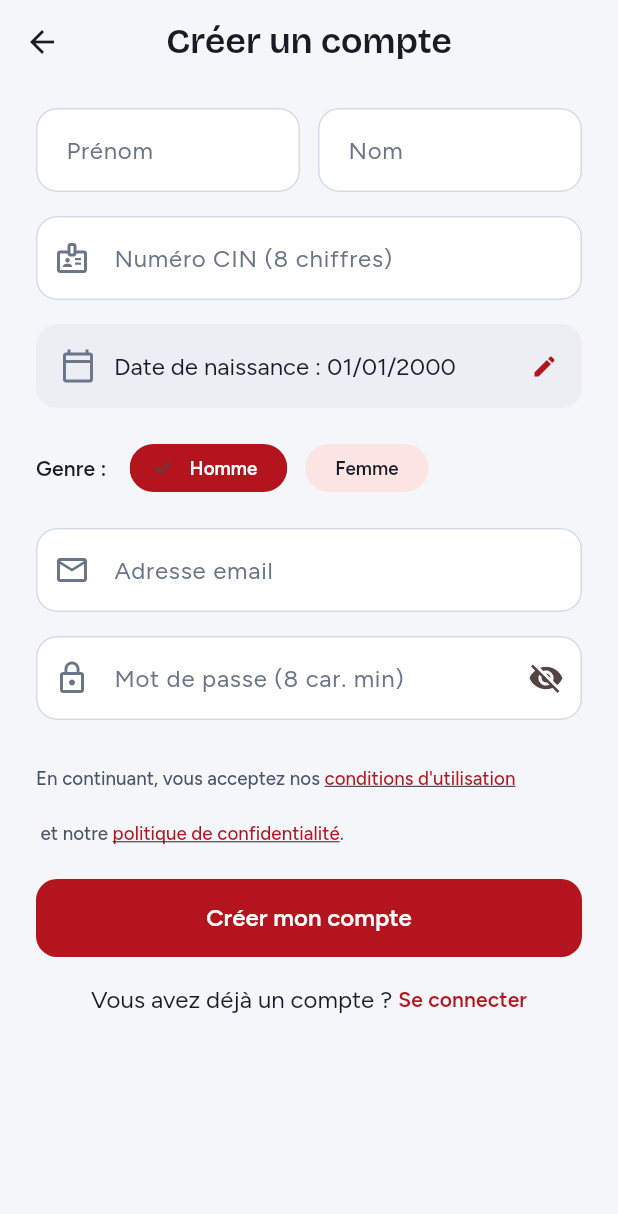
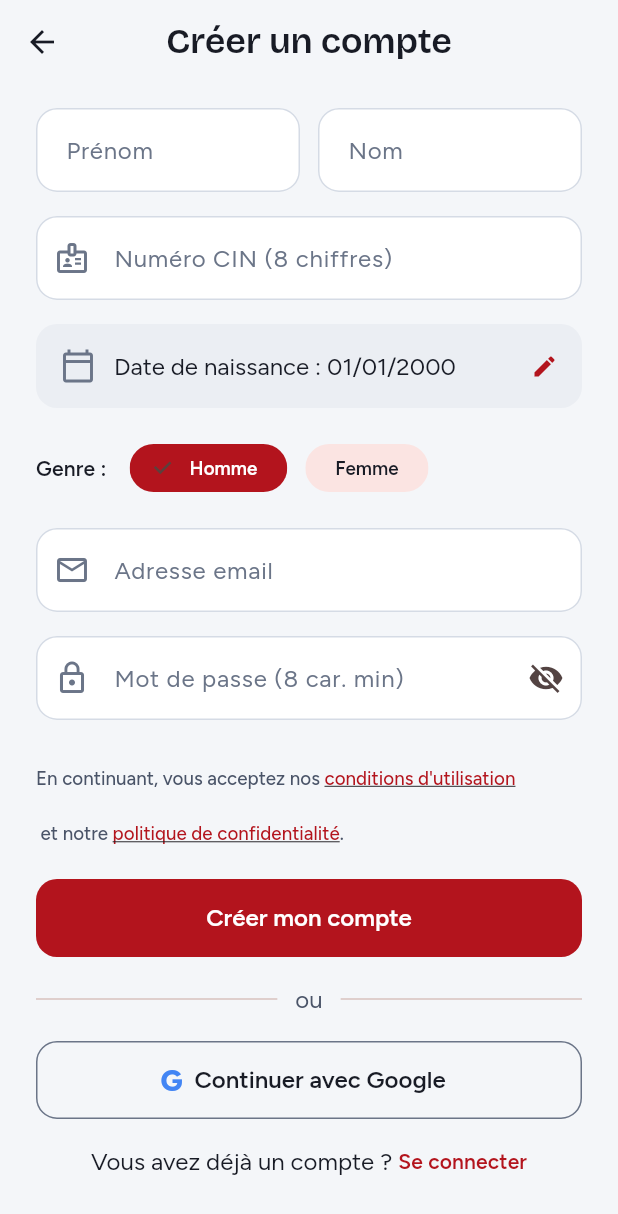
Before and after one commit to Aziz216-ui/El-Hrissa-Front, a Flutter app: the RegisterScreen screen opened by its route, on a phone screen of 412 x 824 dp. Shown: the top 1214 px of the screen. Run offline on Flutter 3.47's test engine with Material 3 defaults, Android fonts, the phone set to English and light mode, and no system bars; our stand-ins replace cached_network_image, dio, flutter_secure_storage, geolocator, go_router, google_fonts and 2 more; missing offline and left inert: cached_network_image_platform_interface; accounts and stored records are empty; network calls fail.

Commit message:
Connexion avec Google et etape obligatoire de l'identite
Co-Authored-By: Claude Sonnet 5.5 <noreply@anthropic.com>

```diff
--- a/lib/core/api/endpoints.dart
+++ b/lib/core/api/endpoints.dart
@@ -23,6 +23,8 @@ class Endpoints {
   // Auth
   static const String login = '/api/auth/login';
   static const String register = '/api/auth/register';
+  static const String google = '/api/auth/google';
+  static const String completeIdentity = '/api/auth/me/identity';
   static const String resendVerification = '/api/auth/resend-verification';
   static const String forgotPassword = '/api/auth/forgot-password';
   static String user(int id) => '/api/users/$id';
--- a/lib/core/services/auth_service.dart
+++ b/lib/core/services/auth_service.dart
@@ -1,4 +1,6 @@
 import 'package:dio/dio.dart';
+import 'package:flutter/foundation.dart' show kIsWeb;
+import 'package:google_sign_in/google_sign_in.dart';
 import '../api/api_client.dart';
 import '../api/api_error.dart';
 import '../api/endpoints.dart';
@@ -50,9 +52,53 @@ class AuthService {
     }
   }
 
+  /// Client ID OAuth « web » du projet Google Cloud (sert de serverClientId pour obtenir l'idToken) :
+  ///   flutter run --dart-define=GOOGLE_CLIENT_ID=xxx.apps.googleusercontent.com
+  static const String _googleClientId = String.fromEnvironment(
+    'GOOGLE_CLIENT_ID',
+    // Client ID « Web » (public, ce n'est pas un secret) : l'idToken est émis pour cette audience
+    defaultValue: '145076283226-o8m3g27a5cia5durlfd2or6foh82fsbq.apps.googleusercontent.com',
+  );
+
+  late final GoogleSignIn _googleSignIn = GoogleSignIn(
+    scopes: const ['email', 'profile'],
+    clientId: kIsWeb && _googleClientId.isNotEmpty ? _googleClientId : null,
+    serverClientId: !kIsWeb && _googleClientId.isNotEmpty ? _googleClientId : null,
+  );
+
+  /// Ouvre le sélecteur de compte Google ; null si l'utilisateur annule.
+  /// Le backend vérifie le jeton, puis connecte ou crée le compte (nom, prénom et email viennent de Google).
+  Future<AuthResponse?> loginWithGoogle() async {
+    if (_googleClientId.isEmpty) {
+      throw Exception("Connexion Google non configurée (GOOGLE_CLIENT_ID manquant)");
+    }
+    try {
+      await _googleSignIn.signOut(); // force le choix du compte
+      final account = await _googleSignIn.signIn();
+      if (account == null) return null;
+      final idToken = (await account.authentication).idToken;
+      if (idToken == null) throw Exception("Google n'a pas fourni de jeton d'identité");
+      final response = await _api.dio.post(Endpoints.google, data: {'idToken': idToken});
+      return await _startSession(AuthResponse.fromJson(response.data));
+    } on DioException catch (e) {
+      throw Exception(apiErrorMessage(e, 'Connexion Google impossible'));
+    }
+  }
+
+  /// Genre et date de naissance (YYYY-MM-DD) d'un compte Google.
+  Future<void> completeIdentity({required String dateNaissance, required String gender}) async {
+    try {
+      await _api.dio.put(Endpoints.completeIdentity, data: {'dateNaissance': dateNaissance, 'gender': gender});
+      await AuthState.instance.setIdentityCompleted();
+    } on DioException catch (e) {
+      throw Exception(apiErrorMessage(e, "Impossible d'enregistrer vos informations"));
+    }
+  }
+
   Future<AuthResponse> _startSession(AuthResponse auth) async {
-    await _api.saveSession(auth.token, auth.user.id, auth.user.role);
-    AuthState.instance.setLoggedIn(role: auth.user.role);
+    final needsIdentity = auth.user.gender == null || auth.user.gender!.isEmpty;
+    await _api.saveSession(auth.token, auth.user.id, auth.user.role, needsIdentity: needsIdentity);
+    AuthState.instance.setLoggedIn(role: auth.user.role, needsIdentity: needsIdentity);
     return auth;
   }
 
--- /dev/null
+++ b/lib/features/auth/google_sign_in_button.dart
@@ -0,0 +1,66 @@
+import 'package:flutter/material.dart';
+import 'package:go_router/go_router.dart';
+import '../../core/services/auth_service.dart';
+import '../../core/theme/app_colors.dart';
+import '../../core/theme/app_text_styles.dart';
+
+/// « Continuer avec Google » : récupère nom, prénom et email du compte Gmail, puis connecte
+/// ou crée le compte. Le routeur envoie ensuite vers /complete-identity si le genre et la date
+/// de naissance manquent.
+class GoogleSignInButton extends StatefulWidget {
+  final ValueChanged<String> onError;
+  const GoogleSignInButton({super.key, required this.onError});
+
+  @override
+  State<GoogleSignInButton> createState() => _GoogleSignInButtonState();
+}
+
+class _GoogleSignInButtonState extends State<GoogleSignInButton> {
+  final _authService = AuthService();
+  bool _loading = false;
+
+  Future<void> _signIn() async {
+    setState(() => _loading = true);
+    try {
+      final auth = await _authService.loginWithGoogle();
+      if (auth != null && mounted) context.go('/home');
+    } catch (e) {
+      widget.onError(e.toString().replaceAll('Exception: ', ''));
+    } finally {
+      if (mounted) setState(() => _loading = false);
+    }
+  }
+
+  @override
+  Widget build(BuildContext context) {
+    return Column(
+      crossAxisAlignment: CrossAxisAlignment.stretch,
+      children: [
+        Row(
+          children: [
+            const Expanded(child: Divider()),
+            Padding(
+              padding: const EdgeInsets.symmetric(horizontal: 12),
+              child: Text('ou', style: AppTextStyles.bodyMdMuted),
+            ),
+            const Expanded(child: Divider()),
+          ],
+        ),
+        const SizedBox(height: 16),
+        OutlinedButton.icon(
+          onPressed: _loading ? null : _signIn,
+          style: OutlinedButton.styleFrom(
+            foregroundColor: AppColors.onSurface,
+            minimumSize: const Size.fromHeight(52),
+            side: const BorderSide(color: AppColors.outline),
+            shape: RoundedRectangleBorder(borderRadius: BorderRadius.circular(14)),
+          ),
+          icon: _loading
+              ? const SizedBox(width: 20, height: 20, child: CircularProgressIndicator(strokeWidth: 2.5))
+              : const Text('G', style: TextStyle(fontSize: 20, fontWeight: FontWeight.w800, color: Color(0xFF4285F4))),
+          label: const Text('Continuer avec Google'),
+        ),
+      ],
+    );
+  }
+}
--- a/lib/features/auth/login_screen.dart
+++ b/lib/features/auth/login_screen.dart
@@ -3,6 +3,7 @@ import 'package:go_router/go_router.dart';
 import '../../core/services/auth_service.dart';
 import '../../core/theme/app_colors.dart';
 import '../../core/theme/app_text_styles.dart';
+import 'google_sign_in_button.dart';
 
 class LoginScreen extends StatefulWidget {
   const LoginScreen({super.key});
@@ -201,6 +202,9 @@ class _LoginScreenState extends State<LoginScreen> {
                   ),
                   const SizedBox(height: 16),
 
+                  GoogleSignInButton(onError: (m) => setState(() => _errorMessage = m)),
+                  const SizedBox(height: 16),
+
                   // Lien vers Inscription
                   Row(
                     mainAxisAlignment: MainAxisAlignment.center,
--- a/lib/features/auth/register_screen.dart
+++ b/lib/features/auth/register_screen.dart
@@ -4,6 +4,7 @@ import '../../core/services/auth_service.dart';
 import '../../core/theme/app_colors.dart';
 import '../../core/theme/app_text_styles.dart';
 import '../legal/legal_screen.dart';
+import 'google_sign_in_button.dart';
 
 class RegisterScreen extends StatefulWidget {
   const RegisterScreen({super.key});
@@ -260,6 +261,9 @@ class _RegisterScreenState extends State<RegisterScreen> {
                 ),
                 const SizedBox(height: 16),
 
+                GoogleSignInButton(onError: (m) => setState(() => _errorMessage = m)),
+                const SizedBox(height: 16),
+
                 // Lien vers Login
                 Row(
                   mainAxisAlignment: MainAxisAlignment.center,
--- a/pubspec.yaml
+++ b/pubspec.yaml
@@ -15,7 +15,6 @@ dependencies:
 
   # UI & Design
   google_fonts: ^6.2.1
-  url_launcher: ^6.3.3
   cupertino_icons: ^1.0.8
 
   # Images
@@ -41,6 +40,10 @@ dependencies:
   image_picker: ^1.1.2
   geolocator: ^13.0.2
 
+  # Connexion avec Google (Gmail)
+  google_sign_in: ^6.2.2
+  url_launcher: ^6.3.3
+
 dev_dependencies:
   flutter_test:
     sdk: flutter
```
Also changed, not shown: lib/core/api/api_client.dart (+10 -2 lines), lib/core/auth/auth_state.dart (+14 -1 lines), lib/features/auth/complete_identity_screen.dart (added, +134 -0 lines), lib/main.dart (+8 -0 lines), pubspec.lock.
